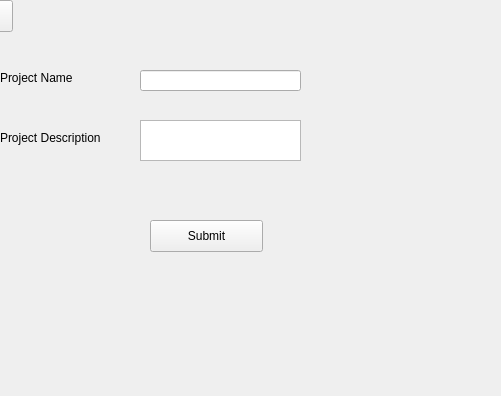
This is gui/project/create_project.ui in karthikdivakaran/reli_engine as Qt 5 draws it before an edit; both pictures show x 110 to 611 and y 0 to 396 of the 802 by 600 pixel window. The edited form follows.
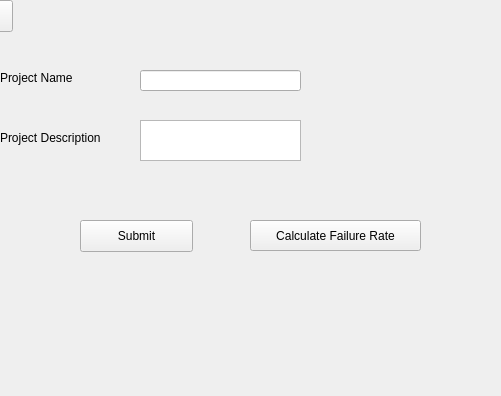
This is the edited form.

What changed in the file:
```diff
--- a/gui/project/create_project.ui
+++ b/gui/project/create_project.ui
@@ -68,7 +68,7 @@
   <widget class="QPushButton" name="submitBtn">
    <property name="geometry">
     <rect>
-     <x>260</x>
+     <x>190</x>
      <y>220</y>
      <width>113</width>
      <height>32</height>
@@ -88,6 +88,19 @@
     </rect>
    </property>
   </widget>
+  <widget class="QPushButton" name="submitBtn_2">
+   <property name="geometry">
+    <rect>
+     <x>360</x>
+     <y>220</y>
+     <width>171</width>
+     <height>31</height>
+    </rect>
+   </property>
+   <property name="text">
+    <string>Calculate Failure Rate</string>
+   </property>
+  </widget>
  </widget>
  <resources/>
  <connections/>
```
